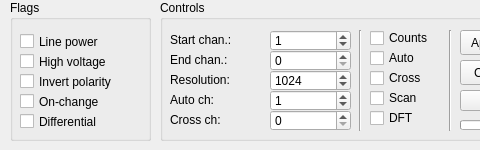
Old version of the form line.ui in the repository ahp-electronics/xc-gui; both pictures show x 0 to 480 and y 0 to 150 of the 1243 by 150 pixel window.
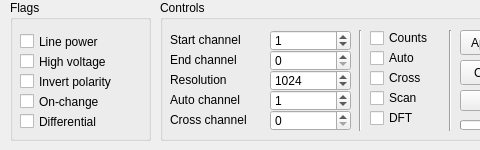
New version of the form.

Commit message: Rewrite line ui

```diff
--- a/line.ui
+++ b/line.ui
@@ -327,12 +327,12 @@
      <rect>
       <x>10</x>
       <y>30</y>
-      <width>91</width>
+      <width>101</width>
       <height>20</height>
      </rect>
     </property>
     <property name="text">
-     <string>Start chan.:</string>
+     <string>Start channel</string>
     </property>
    </widget>
    <widget class="QLabel" name="label_8">
@@ -340,12 +340,12 @@
      <rect>
       <x>10</x>
       <y>50</y>
-      <width>91</width>
+      <width>101</width>
       <height>20</height>
      </rect>
     </property>
     <property name="text">
-     <string>End chan.:</string>
+     <string>End channel</string>
     </property>
    </widget>
    <widget class="QSpinBox" name="EndChannel">
@@ -398,12 +398,12 @@
      <rect>
       <x>10</x>
       <y>70</y>
-      <width>91</width>
+      <width>101</width>
       <height>20</height>
      </rect>
     </property>
     <property name="text">
-     <string>Resolution:</string>
+     <string>Resolution</string>
     </property>
    </widget>
    <widget class="Line" name="line_2">
@@ -450,12 +450,12 @@
      <rect>
       <x>10</x>
       <y>90</y>
-      <width>91</width>
+      <width>101</width>
       <height>20</height>
      </rect>
     </property>
     <property name="text">
-     <string>Auto ch:</string>
+     <string>Auto channel</string>
     </property>
    </widget>
    <widget class="QLabel" name="label_17">
@@ -463,12 +463,12 @@
      <rect>
       <x>10</x>
       <y>110</y>
-      <width>91</width>
+      <width>101</width>
       <height>20</height>
      </rect>
     </property>
     <property name="text">
-     <string>Cross ch:</string>
+     <string>Cross channel</string>
     </property>
    </widget>
    <widget class="QCheckBox" name="Active">
```
The commit also changes 3 other files.
